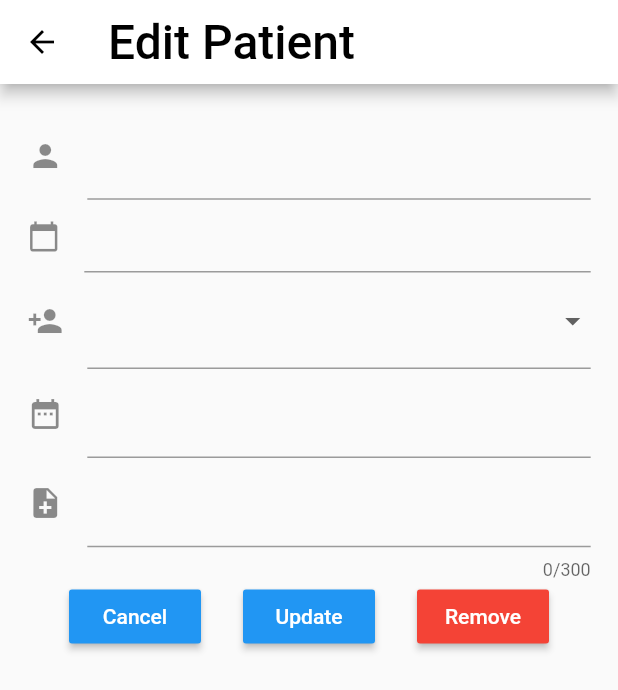
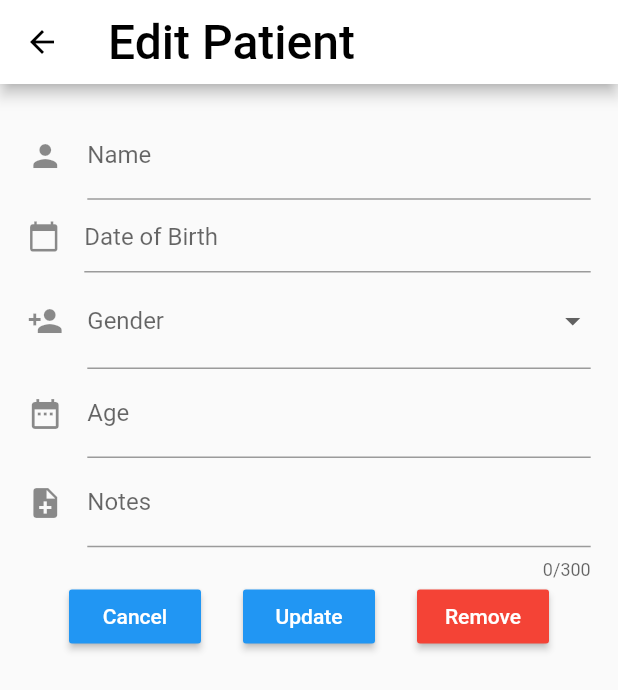
Before and after one commit to PerrySmithMoss/handover, a Flutter app: the EditPatient screen opened directly with empty values, on a phone screen of 412 x 824 dp. Shown: the top 690 px of the screen. Run offline on Flutter 3.47's test engine with Material 2 defaults, Android fonts, the phone set to English and light mode, and no system bars; our stand-ins replace cached_network_image, cloud_firestore, firebase_auth, firebase_storage, flutter_image_compress, flutter_screenutil and 2 more; missing offline and left inert: animator, emoji_picker, flutter_aes_ecb_pkcs5; accounts and stored records are empty.

```diff
--- a/lib/screens/edit_patient.dart
+++ b/lib/screens/edit_patient.dart
@@ -17,17 +17,17 @@ class _EditPatientState extends State<EditPatient> {
   void initState() {
     super.initState();
       // add a timestamp controller, variable and textformfeild.
-      _nameController.text = widget.patient.name;
-      _dateController.text = widget.patient.dob;
-      _currentGenderSelected = widget.patient.gender;
-      _ageController.text = widget.patient.age;
-      _notesController.text = widget.patient.notes;
-      _name = widget.patient.name;
-      _age = widget.patient.age;
-      _dob = widget.patient.dob;
-      _gender = widget.patient.gender;
-      _currentGenderSelected = widget.patient.gender;
-      _notes = widget.patient.notes;
+      // _nameController.text = widget.patient.name;
+      // _dateController.text = widget.patient.dob;
+      // _currentGenderSelected = widget.patient.gender;
+      // _ageController.text = widget.patient.age;
+      // _notesController.text = widget.patient.notes;
+      // _name = widget.patient.name;
+      // _age = widget.patient.age;
+      // _dob = widget.patient.dob;
+      // _gender = widget.patient.gender;
+      // _currentGenderSelected = widget.patient.gender;
+      // _notes = widget.patient.notes;
 
   }
   final db = Firestore.instance;
@@ -87,7 +87,7 @@ class _EditPatientState extends State<EditPatient> {
                 child: TextFormField(
                   decoration: InputDecoration(
 
-                    labelText: _name,
+                    labelText: "Name",
                     icon: Icon(Icons.person),
                   ),
                   validator: (input) =>
@@ -109,7 +109,7 @@ class _EditPatientState extends State<EditPatient> {
                       controller: _dateController,
                       keyboardType: TextInputType.datetime,
                       decoration: InputDecoration(
-                          hintText: _dob,
+                          hintText: "Date of Birth",
                           icon: Icon(
                             Icons.calendar_today,
                             size: 22,
@@ -125,8 +125,9 @@ class _EditPatientState extends State<EditPatient> {
                         ? 'Please enter a valid Gender'
                         : null,
                     onSaved: (input) => _gender = input,
+
                     decoration: InputDecoration(
-                        labelText: _gender,
+                        labelText: "Gender",
                         icon: Icon(Icons.person_add)),
                     items: _genders
                         .map((value) => DropdownMenuItem(
@@ -152,7 +153,7 @@ class _EditPatientState extends State<EditPatient> {
                   onSaved: (input) => _age = input,
                   controller: _ageController,
                   decoration: InputDecoration(
-                      labelText: _age,
+                      labelText: "Age",
                       icon: Icon(Icons.date_range)),
                 ),
               ),
@@ -163,7 +164,7 @@ class _EditPatientState extends State<EditPatient> {
                   onSaved: (input) => _notes = input,
                   controller: _notesController,
                   decoration: InputDecoration(
-                      labelText: _notes,
+                      labelText: "Notes",
                       icon: Icon(Icons.note_add)),
                 ),
               ),
--- a/lib/screens/search_screen.dart
+++ b/lib/screens/search_screen.dart
@@ -100,6 +100,7 @@ class _SearchScreenState extends State<SearchScreen> {
                     },
                   );
                 },
-              ));
+              )
+              );
   }
 }
```
Also changed, not shown: lib/screens/signup_screen.dart (+31 -2 lines), pubspec.lock, 4 other files.
